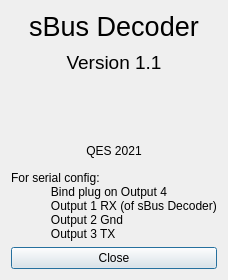
Qt form Software/SBusDecoderClient/aboutdialog.ui (bemcgarvey/SBus-Decoder) before a commit.
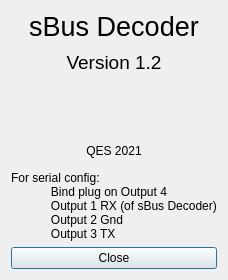
The same form after that commit. Icons and pictures are not drawn.

Patch:
```diff
--- a/Software/SBusDecoderClient/aboutdialog.ui
+++ b/Software/SBusDecoderClient/aboutdialog.ui
@@ -40,7 +40,7 @@
       </font>
      </property>
      <property name="text">
-      <string>&lt;html&gt;&lt;head/&gt;&lt;body&gt;&lt;p&gt;Version 1.1&lt;/p&gt;&lt;/body&gt;&lt;/html&gt;</string>
+      <string>&lt;html&gt;&lt;head/&gt;&lt;body&gt;&lt;p&gt;Version 1.2&lt;/p&gt;&lt;/body&gt;&lt;/html&gt;</string>
      </property>
      <property name="alignment">
       <set>Qt::AlignCenter</set>
```
